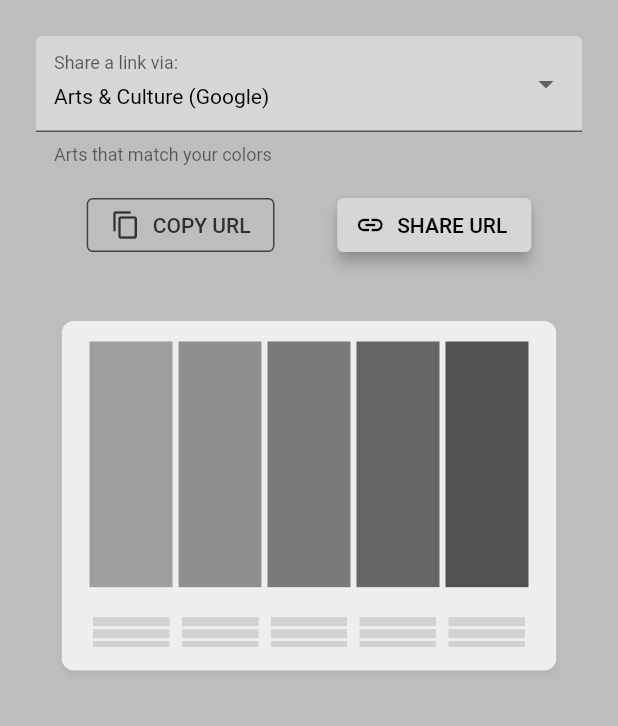
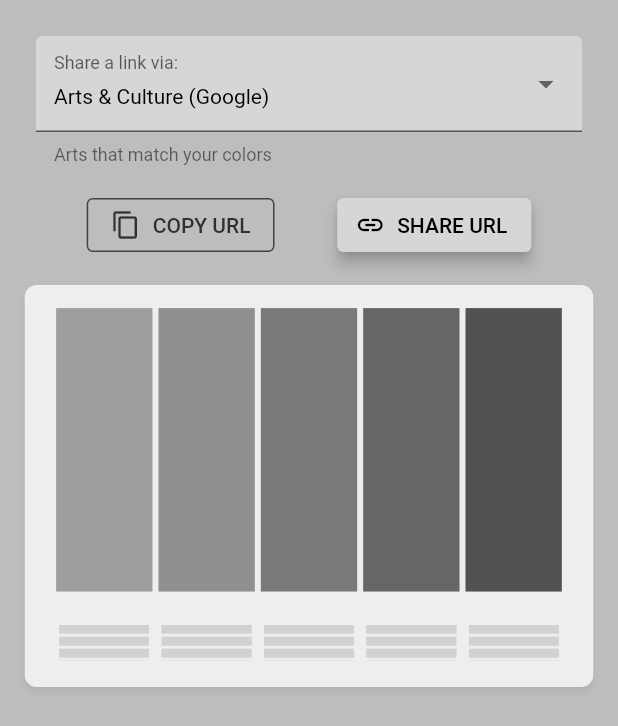
Before and after one commit to tsinis/colors_ai, a Flutter app: the ShareColors widget shown alone on an empty page, opened directly, on a phone screen of 412 x 824 dp. Shown: the top 726 px of the screen. Run offline on Flutter 3.47's test engine with Material 2 defaults, Android fonts, the phone set to English and light mode, and no system bars; our stand-ins replace bloc, equatable, flutter_bloc, flutter_colorpicker, hive, hydrated_bloc and 7 more; missing offline and left inert: color_converter, dart:html, dart:js, mdi, window_size; accounts and stored records are empty; generated files the repository leaves out were written again; statements that could not run were skipped.

Commit message:
Fixing Share Tab on mobile devices

```diff
--- a/lib/share/ui/view/share_colors_tab.dart
+++ b/lib/share/ui/view/share_colors_tab.dart
@@ -23,16 +23,8 @@ class ShareColors extends StatelessWidget {
             final String? exportFormats = state.providersList[selectedProviderIndex].formats;
             final bool isPortrait = MediaQuery.of(context).orientation == Orientation.portrait;
             return LayoutBuilder(
-              builder: (_, size) => SingleChildScrollView(
-                child: SizedBox(
-                  height: size.maxHeight,
-                  child: Column(
-                    crossAxisAlignment: CrossAxisAlignment.start,
-                    children: [
-                      if (!isPortrait) const SizedBox(height: 24),
-                      if (isPortrait)
-                        Column(
-                          mainAxisAlignment: MainAxisAlignment.spaceAround,
+              builder: (_, size) => isPortrait
+                  ? ListView(
                       children: [
                         UrlShareSection(
                           palette,
@@ -55,9 +47,23 @@ class ShareColors extends StatelessWidget {
                                 )
                               : const SizedBox.shrink(),
                         ),
+                        FractionallySizedBox(
+                          widthFactor: 0.92,
+                          child: ConstrainedBox(
+                            constraints: BoxConstraints(maxHeight: size.maxHeight * 0.6, maxWidth: size.maxWidth * 0.8),
+                            child: FileExportPreview(palette),
+                          ),
+                        ),
+                        const SizedBox(height: 16)
                       ],
                     )
-                      else
+                  : SingleChildScrollView(
+                      child: SizedBox(
+                        height: size.maxHeight,
+                        child: Column(
+                          crossAxisAlignment: CrossAxisAlignment.start,
+                          children: [
+                            const SizedBox(height: 24),
                             Row(
                               mainAxisAlignment: MainAxisAlignment.spaceAround,
                               children: [
@@ -74,7 +80,8 @@ class ShareColors extends StatelessWidget {
                                         )
                                       : const SizedBox.shrink(),
                                 ),
-                            SizedBox(height: size.maxHeight / 6, child: const VerticalDivider(color: Colors.black12)),
+                                SizedBox(
+                                    height: size.maxHeight / 6, child: const VerticalDivider(color: Colors.black12)),
                                 UrlShareSection(
                                   palette,
                                   width: size.maxWidth,
@@ -86,9 +93,7 @@ class ShareColors extends StatelessWidget {
                               ],
                             ),
                             Flexible(
-                        child: AnimatedAlign(
-                          duration: const Duration(milliseconds: 400),
-                          alignment: isPortrait ? Alignment.topCenter : Alignment.center,
+                              child: Center(
                                 child: Padding(
                                   padding: const EdgeInsets.all(24),
                                   child: ConstrainedBox(
```
Also changed, not shown: 2 other files. Lines whose indentation alone changed are shown as unchanged.
